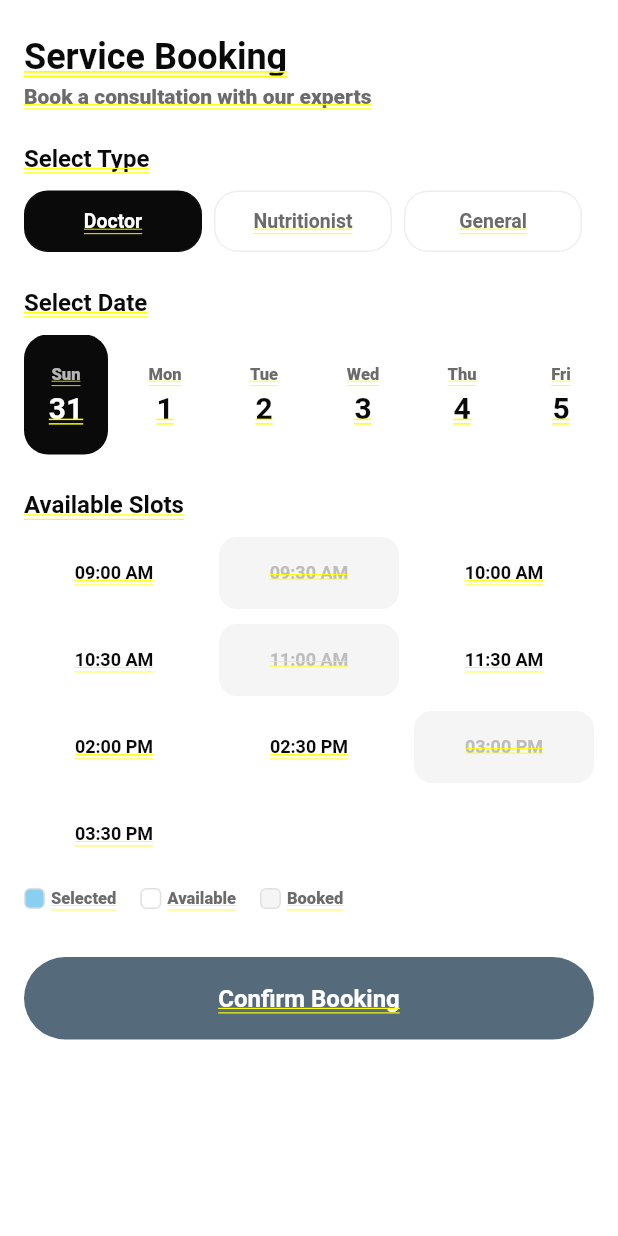
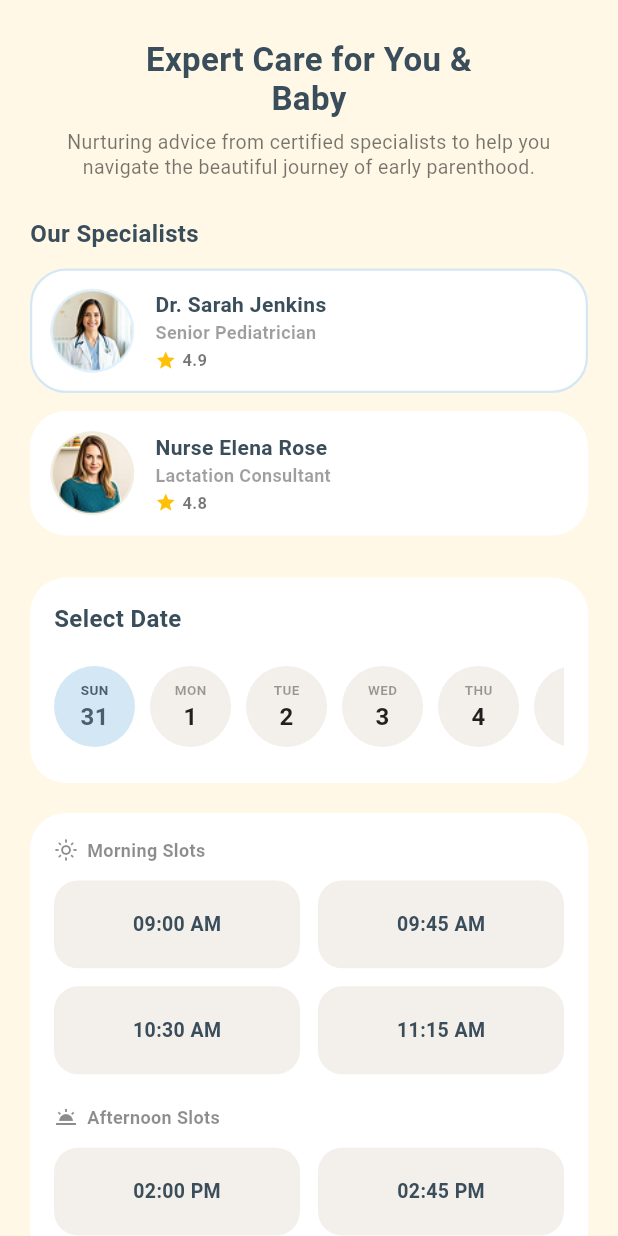
Before and after one commit to Flutter-Mobile-Project/Baby-Store-Project, a Flutter app: the BookingScreen screen opened by its route, on a phone screen of 412 x 824 dp. Run offline on Flutter 3.47's test engine with Material 3 defaults, Android fonts, the phone set to English and light mode, and no system bars; our stand-ins replace flutter_riverpod, google_maps_flutter; Roboto replaces fonts that are missing (Nunito, Poppins).

Commit message:
booking page

```diff
--- a/lib/features/booking/booking_screen.dart
+++ b/lib/features/booking/booking_screen.dart
@@ -10,33 +10,48 @@ class BookingScreen extends StatefulWidget {
 
 class _BookingScreenState extends State<BookingScreen> {
   DateTime _selectedDate = DateTime.now();
-  int? _selectedSlot;
-  String _selectedType = 'Doctor';
+  String? _selectedSlotTime;
+  int _selectedSpecialistIndex = 0; // Tracks chosen expert card
 
-  final List<String> _consultantTypes = ['Doctor', 'Nutritionist', 'General'];
+  // 🏥 Specialist Profile Datastore
+  final List<Map<String, String>> _specialists = [
+    {
+      'name': 'Dr. Sarah Jenkins',
+      'role': 'Senior Pediatrician',
+      'rating': '4.9',
+      'image': 'assets/images/specialist/sarah.png',
+    },
+    {
+      'name': 'Nurse Elena Rose',
+      'role': 'Lactation Consultant',
+      'rating': '4.8',
+      'image': 'assets/images/specialist/elena.png',
+    },
+  ];
 
-  final List<Map<String, String>> _slots = [
-    {'time': '09:00 AM', 'status': 'available'},
-    {'time': '09:30 AM', 'status': 'booked'},
-    {'time': '10:00 AM', 'status': 'available'},
-    {'time': '10:30 AM', 'status': 'available'},
-    {'time': '11:00 AM', 'status': 'booked'},
-    {'time': '11:30 AM', 'status': 'available'},
-    {'time': '02:00 PM', 'status': 'available'},
-    {'time': '02:30 PM', 'status': 'available'},
-    {'time': '03:00 PM', 'status': 'booked'},
-    {'time': '03:30 PM', 'status': 'available'},
+  // ⏰ Structured Day Allocation Slots
+  final List<String> _morningSlots = [
+    '09:00 AM',
+    '09:45 AM',
+    '10:30 AM',
+    '11:15 AM',
+  ];
+  final List<String> _afternoonSlots = [
+    '02:00 PM',
+    '02:45 PM',
+    '03:30 PM',
+    '04:16 PM',
   ];
 
   void _confirmBooking() {
-    if (_selectedSlot == null) {
+    if (_selectedSlotTime == null) {
       ScaffoldMessenger.of(context).showSnackBar(
         const SnackBar(
           content: Text(
             'Please select a time slot',
             style: TextStyle(fontFamily: 'Nunito'),
           ),
-          backgroundColor: Color(0xFF556B7B),
+          backgroundColor: Color(0xFF4A5E6D),
           behavior: SnackBarBehavior.floating,
         ),
       );
@@ -63,16 +78,16 @@ class _BookingScreenState extends State<BookingScreen> {
             const Icon(Icons.check_circle, color: Colors.green, size: 48),
             const SizedBox(height: 12),
             Text(
-              'Type: $_selectedType',
-              style: const TextStyle(fontFamily: 'Nunito', fontSize: 14),
+              'Specialist: ${_specialists[_selectedSpecialistIndex]['name']}',
+              style: const TextStyle(fontFamily: 'Nunito'),
             ),
             Text(
               'Date: ${_selectedDate.day}/${_selectedDate.month}/${_selectedDate.year}',
-              style: const TextStyle(fontFamily: 'Nunito', fontSize: 14),
+              style: const TextStyle(fontFamily: 'Nunito'),
             ),
             Text(
-              'Time: ${_slots[_selectedSlot!]['time']}',
-              style: const TextStyle(fontFamily: 'Nunito', fontSize: 14),
+              'Time: $_selectedSlotTime',
+              style: const TextStyle(fontFamily: 'Nunito'),
             ),
           ],
         ),
@@ -80,7 +95,7 @@ class _BookingScreenState extends State<BookingScreen> {
           TextButton(
             onPressed: () {
               Navigator.pop(context);
-              setState(() => _selectedSlot = null);
+              setState(() => _selectedSlotTime = null);
             },
             child: const Text(
               'Done',
@@ -98,138 +113,185 @@ class _BookingScreenState extends State<BookingScreen> {
 
   @override
   Widget build(BuildContext context) {
-    // ── No Scaffold — shell owns chrome ──
-    return SingleChildScrollView(
-      padding: const EdgeInsets.all(16),
+    return Scaffold(
+      backgroundColor: AppColors.cream,
+      body: SingleChildScrollView(
+        padding: const EdgeInsets.symmetric(horizontal: 20, vertical: 16),
+        child: Column(
+          crossAxisAlignment: CrossAxisAlignment.center,
+          children: [
+            const SizedBox(height: 10),
+
+            // ── 🌟 Title Header block ──
+            const Text(
+              'Expert Care for You &\nBaby',
+              textAlign: TextAlign.center,
+              style: TextStyle(
+                fontFamily: 'Poppins',
+                fontSize: 22,
+                fontWeight: FontWeight.bold,
+                color: Color(0xFF3A4D5B),
+                height: 1.2,
+              ),
+            ),
+            const SizedBox(height: 8),
+            const Text(
+              'Nurturing advice from certified specialists to help you navigate the beautiful journey of early parenthood.',
+              textAlign: TextAlign.center,
+              style: TextStyle(
+                fontFamily: 'Nunito',
+                fontSize: 13,
+                color: Colors.black54,
+                height: 1.3,
+              ),
+            ),
+            const SizedBox(height: 24),
+
+            // ── 👥 Our Specialists List ──
+            _buildSectionTitle('Our Specialists'),
+            const SizedBox(height: 12),
+            ListView.builder(
+              shrinkWrap: true,
+              physics: const NeverScrollableScrollPhysics(),
+              itemCount: _specialists.length,
+              itemBuilder: (context, index) {
+                final specialist = _specialists[index];
+                final isSelected = _selectedSpecialistIndex == index;
+                return GestureDetector(
+                  onTap: () => setState(() {
+                    _selectedSpecialistIndex = index;
+                    _selectedSlotTime =
+                        null; // reset selected slot on expert change
+                  }),
+                  child: Container(
+                    margin: const EdgeInsets.only(bottom: 12),
+                    padding: const EdgeInsets.all(12),
+                    decoration: BoxDecoration(
+                      color: Colors.white,
+                      borderRadius: BorderRadius.circular(24),
+                      border: Border.all(
+                        color: isSelected
+                            ? const Color(0xFFD4E7F5)
+                            : Colors.transparent,
+                        width: 1.5,
+                      ),
+                    ),
+                    child: Row(
+                      children: [
+                        CircleAvatar(
+                          radius: 28,
+                          backgroundColor: Colors.grey.shade200,
+                          backgroundImage: AssetImage(specialist['image']!),
+                        ),
+                        const SizedBox(width: 14),
+                        Expanded(
                           child: Column(
                             crossAxisAlignment: CrossAxisAlignment.start,
                             children: [
-          const SizedBox(height: 8),
-
-          // ── Header ──────────────────────────────────────────────
-          const Text(
-            'Service Booking',
-            style: TextStyle(
+                              Text(
+                                specialist['name']!,
+                                style: const TextStyle(
                                   fontFamily: 'Poppins',
-              fontSize: 24,
+                                  fontSize: 14,
                                   fontWeight: FontWeight.bold,
-              color: AppColors.textPrimary,
+                                  color: Color(0xFF3A4D5B),
                                 ),
                               ),
-          const SizedBox(height: 4),
-          const Text(
-            'Book a consultation with our experts',
-            style: TextStyle(
+                              Text(
+                                specialist['role']!,
+                                style: const TextStyle(
                                   fontFamily: 'Nunito',
-              fontSize: 14,
-              color: AppColors.textSecondary,
+                                  fontSize: 12,
+                                  color: Colors.black38,
+                                  fontWeight: FontWeight.w600,
                                 ),
                               ),
-
-          const SizedBox(height: 24),
-
-          // ── Consultant type ─────────────────────────────────────
-          const Text(
-            'Select Type',
-            style: TextStyle(
-              fontFamily: 'Poppins',
-              fontSize: 16,
-              fontWeight: FontWeight.w600,
-              color: AppColors.textPrimary,
+                              const SizedBox(height: 2),
+                              Row(
+                                children: [
+                                  const Icon(
+                                    Icons.star,
+                                    color: Colors.amber,
+                                    size: 14,
+                                  ),
+                                  const SizedBox(width: 4),
+                                  Text(
+                                    specialist['rating']!,
+                                    style: const TextStyle(
+                                      fontFamily: 'Nunito',
+                                      fontSize: 11,
+                                      fontWeight: FontWeight.bold,
+                                      color: Colors.black54,
                                     ),
                                   ),
-          const SizedBox(height: 12),
-          Row(
-            children: _consultantTypes.map((type) {
-              final isSelected = _selectedType == type;
-              return Expanded(
-                child: Padding(
-                  padding: const EdgeInsets.only(right: 8),
-                  child: GestureDetector(
-                    onTap: () => setState(() {
-                      _selectedType = type;
-                      _selectedSlot = null;
-                    }),
-                    child: AnimatedContainer(
-                      duration: const Duration(milliseconds: 200),
-                      padding: const EdgeInsets.symmetric(vertical: 12),
-                      decoration: BoxDecoration(
-                        color: isSelected
-                            ? AppColors.textPrimary
-                            : Colors.white,
-                        borderRadius: BorderRadius.circular(16),
-                        border: Border.all(
-                          color: isSelected
-                              ? AppColors.textPrimary
-                              : Colors.grey.shade200,
+                                ],
+                              ),
+                            ],
                           ),
                         ),
-                      child: Center(
-                        child: Text(
-                          type,
-                          style: TextStyle(
-                            fontFamily: 'Nunito',
-                            fontSize: 13,
-                            fontWeight: FontWeight.w700,
-                            color: isSelected
-                                ? Colors.white
-                                : AppColors.textSecondary,
-                          ),
-                        ),
-                      ),
-                    ),
+                      ],
                     ),
                   ),
                 );
-            }).toList(),
+              },
             ),
+            const SizedBox(height: 16),
 
-          const SizedBox(height: 24),
-
-          // ── Date picker ─────────────────────────────────────────
+            // ── 📅 Select Date Horizon Picker ──
+            Container(
+              width: double.infinity,
+              padding: const EdgeInsets.all(16),
+              decoration: BoxDecoration(
+                color: Colors.white,
+                borderRadius: BorderRadius.circular(24),
+              ),
+              child: Column(
+                crossAxisAlignment: CrossAxisAlignment.start,
+                children: [
                   const Text(
                     'Select Date',
                     style: TextStyle(
                       fontFamily: 'Poppins',
                       fontSize: 16,
-              fontWeight: FontWeight.w600,
-              color: AppColors.textPrimary,
+                      fontWeight: FontWeight.bold,
+                      color: Color(0xFF3A4D5B),
                     ),
                   ),
                   const SizedBox(height: 12),
                   SizedBox(
-            height: 80,
+                    height: 70,
                     child: ListView.builder(
                       scrollDirection: Axis.horizontal,
-              itemCount: 14,
+                      itemCount: 7,
                       itemBuilder: (context, index) {
                         final date = DateTime.now().add(Duration(days: index));
-                final isSelected =
-                    _selectedDate.day == date.day &&
-                    _selectedDate.month == date.month;
+                        final isSelected = _selectedDate.day == date.day;
+
                         final dayNames = [
-                  'Mon',
-                  'Tue',
-                  'Wed',
-                  'Thu',
-                  'Fri',
-                  'Sat',
-                  'Sun',
+                          'MON',
+                          'TUE',
+                          'WED',
+                          'THU',
+                          'FRI',
+                          'SAT',
+                          'SUN',
                         ];
                         final dayName = dayNames[date.weekday - 1];
 
                         return GestureDetector(
                           onTap: () => setState(() {
                             _selectedDate = date;
-                    _selectedSlot = null;
+                            _selectedSlotTime = null;
                           }),
                           child: AnimatedContainer(
-                    duration: const Duration(milliseconds: 200),
-                    width: 56,
+                            duration: const Duration(milliseconds: 150),
+                            width: 54,
                             margin: const EdgeInsets.only(right: 10),
                             decoration: BoxDecoration(
-                      color: isSelected ? AppColors.textPrimary : Colors.white,
-                      borderRadius: BorderRadius.circular(16),
+                              color: isSelected
+                                  ? const Color(0xFFD4E7F5)
+                                  : const Color(0xFFF3EFEA),
+                              shape: BoxShape.circle,
                             ),
                             child: Column(
                               mainAxisAlignment: MainAxisAlignment.center,
@@ -238,22 +300,22 @@ class _BookingScreenState extends State<BookingScreen> {
                                   dayName,
                                   style: TextStyle(
                                     fontFamily: 'Nunito',
-                            fontSize: 11,
+                                    fontSize: 9,
+                                    fontWeight: FontWeight.bold,
                                     color: isSelected
-                                ? Colors.white70
-                                : AppColors.textSecondary,
+                                        ? const Color(0xFF4A5E6D)
+                                        : Colors.black38,
                                   ),
                                 ),
-                        const SizedBox(height: 4),
                                 Text(
                                   '${date.day}',
                                   style: TextStyle(
                                     fontFamily: 'Poppins',
-                            fontSize: 20,
+                                    fontSize: 16,
                                     fontWeight: FontWeight.bold,
                                     color: isSelected
-                                ? Colors.white
-                                : AppColors.textPrimary,
+                                        ? const Color(0xFF4A5E6D)
+                                        : Colors.black87,
                                   ),
                                 ),
                               ],
@@ -263,142 +325,168 @@ class _BookingScreenState extends State<BookingScreen> {
                       },
                     ),
                   ),
+                ],
+              ),
+            ),
+            const SizedBox(height: 20),
 
+            // ── ⏰ Segmented Day-Part Time Selectors ──
+            Container(
+              width: double.infinity,
+              padding: const EdgeInsets.all(16),
+              decoration: BoxDecoration(
+                color: Colors.white,
+                borderRadius: BorderRadius.circular(24),
+              ),
+              child: Column(
+                crossAxisAlignment: CrossAxisAlignment.start,
+                children: [
+                  _buildTimeSlotHeader(
+                    Icons.light_mode_outlined,
+                    'Morning Slots',
+                  ),
+                  const SizedBox(height: 12),
+                  _buildTimeGrid(_morningSlots),
+
+                  const SizedBox(height: 20),
+
+                  _buildTimeSlotHeader(
+                    Icons.wb_twilight_outlined,
+                    'Afternoon Slots',
+                  ),
+                  const SizedBox(height: 12),
+                  _buildTimeGrid(_afternoonSlots),
+                ],
+              ),
+            ),
             const SizedBox(height: 24),
 
-          // ── Time slots ──────────────────────────────────────────
-          const Text(
-            'Available Slots',
+            // ── 🔘 Primary Booking Action Control ──
+            ElevatedButton(
+              onPressed: _confirmBooking,
+              style: ElevatedButton.styleFrom(
+                backgroundColor: const Color(0xFF4A5E6D),
+                minimumSize: const Size(double.infinity, 56),
+                shape: RoundedRectangleBorder(
+                  borderRadius: BorderRadius.circular(28),
+                ),
+                elevation: 0,
+              ),
+              child: const Text(
+                'Book Now',
                 style: TextStyle(
                   fontFamily: 'Poppins',
                   fontSize: 16,
-              fontWeight: FontWeight.w600,
-              color: AppColors.textPrimary,
+                  fontWeight: FontWeight.bold,
+                  color: Colors.white,
                 ),
               ),
-          const SizedBox(height: 12),
-          GridView.builder(
+            ),
+            const SizedBox(height: 8),
+            const Text(
+              'A confirmation email will be sent to your registered address.',
+              style: TextStyle(
+                fontFamily: 'Nunito',
+                fontSize: 11,
+                color: Colors.black38,
+              ),
+            ),
+            const SizedBox(height: 20),
+          ],
+        ),
+      ),
+    );
+  }
+
+  // 🛠️ Functional Layout Helper Sub-Widgets
+  Widget _buildSectionTitle(String title) {
+    return Align(
+      alignment: Alignment.centerLeft,
+      child: Text(
+        title,
+        style: const TextStyle(
+          fontFamily: 'Poppins',
+          fontSize: 16,
+          fontWeight: FontWeight.bold,
+          color: Color(0xFF3A4D5B),
+        ),
+      ),
+    );
+  }
+
+  Widget _buildTimeSlotHeader(IconData icon, String label) {
+    return Row(
+      children: [
+        Icon(icon, size: 16, color: Colors.black45),
+        const SizedBox(width: 6),
+        Text(
+          label,
+          style: const TextStyle(
+            fontFamily: 'Nunito',
+            fontSize: 12,
+            fontWeight: FontWeight.bold,
+            color: Colors.black45,
+          ),
+        ),
+      ],
+    );
+  }
+
+  Widget _buildTimeGrid(List<String> slots) {
+    return GridView.builder(
       shrinkWrap: true,
       physics: const NeverScrollableScrollPhysics(),
+      itemCount: slots.length,
       gridDelegate: const SliverGridDelegateWithFixedCrossAxisCount(
-              crossAxisCount: 3,
-              crossAxisSpacing: 10,
-              mainAxisSpacing: 10,
-              childAspectRatio: 2.5,
+        crossAxisCount: 2,
+        crossAxisSpacing: 12,
+        mainAxisSpacing: 12,
+        childAspectRatio: 2.8,
       ),
-            itemCount: _slots.length,
       itemBuilder: (context, index) {
-              final slot = _slots[index];
-              final isBooked = slot['status'] == 'booked';
-              final isSelected = _selectedSlot == index;
+        final time = slots[index];
+        final isSelected = _selectedSlotTime == time;
+
+        // Mock a generic disabled state styling variant matching mockup ("04:16 PM")
+        final isDisabled = time == '04:16 PM';
 
         return GestureDetector(
-                onTap: isBooked
+          onTap: isDisabled
               ? null
-                    : () => setState(() => _selectedSlot = index),
-                child: AnimatedContainer(
-                  duration: const Duration(milliseconds: 200),
+              : () => setState(() => _selectedSlotTime = time),
+          child: Container(
             decoration: BoxDecoration(
-                    color: isBooked
-                        ? Colors.grey.shade100
+              color: isDisabled
+                  ? const Color(0xFFFAF8F5)
                   : isSelected
-                        ? AppColors.babyBlue
-                        : Colors.white,
-                    borderRadius: BorderRadius.circular(12),
+                  ? const Color(0xFFD4E7F5)
+                  : const Color(0xFFF3EFEA),
+              borderRadius: BorderRadius.circular(16),
               border: Border.all(
                 color: isSelected
-                          ? AppColors.textPrimary
+                    ? const Color(0xFF4A5E6D)
                     : Colors.transparent,
+                width: 1,
               ),
             ),
             child: Center(
               child: Text(
-                      slot['time']!,
+                time,
                 style: TextStyle(
                   fontFamily: 'Nunito',
-                        fontSize: 12,
-                        fontWeight: FontWeight.w600,
-                        color: isBooked
-                            ? Colors.grey.shade400
-                            : AppColors.textPrimary,
-                        decoration: isBooked
-                            ? TextDecoration.lineThrough
-                            : null,
+                  fontSize: 13,
+                  fontWeight: FontWeight.w700,
+                  color: isDisabled
+                      ? Colors.tealAccent
+                      : isSelected
+                      ? const Color(0xFF4A5E6D)
+                      : const Color(0xFF3A4D5B),
                 ),
               ),
             ),
           ),
         );
       },
-          ),
-
-          const SizedBox(height: 12),
-
-          // ── Legend ──────────────────────────────────────────────
-          Row(
-            children: [
-              _legend(AppColors.babyBlue, 'Selected'),
-              const SizedBox(width: 16),
-              _legend(Colors.white, 'Available'),
-              const SizedBox(width: 16),
-              _legend(Colors.grey.shade100, 'Booked'),
-            ],
-          ),
-
-          const SizedBox(height: 32),
-
-          // ── Confirm button ──────────────────────────────────────
-          GestureDetector(
-            onTap: _confirmBooking,
-            child: Container(
-              width: double.infinity,
-              padding: const EdgeInsets.symmetric(vertical: 18),
-              decoration: BoxDecoration(
-                color: const Color(0xFF556B7B),
-                borderRadius: BorderRadius.circular(35),
-              ),
-              child: const Center(
-                child: Text(
-                  'Confirm Booking',
-                  style: TextStyle(
-                    fontFamily: 'Nunito',
-                    color: Colors.white,
-                    fontSize: 16,
-                    fontWeight: FontWeight.bold,
-                  ),
-                ),
-              ),
-            ),
-          ),
-
-          const SizedBox(height: 30),
-        ],
-      ),
-    );
-  }
-
-  Widget _legend(Color color, String label) {
-    return Row(
-      children: [
-        Container(
-          width: 14,
-          height: 14,
-          decoration: BoxDecoration(
-            color: color,
-            borderRadius: BorderRadius.circular(4),
-            border: Border.all(color: Colors.grey.shade300),
-          ),
-        ),
-        const SizedBox(width: 4),
-        Text(
-          label,
-          style: const TextStyle(
-            fontFamily: 'Nunito',
-            fontSize: 11,
-            color: AppColors.textSecondary,
-          ),
-        ),
-      ],
     );
   }
 }
--- a/lib/features/shop/shop_screen.dart
+++ b/lib/features/shop/shop_screen.dart
@@ -2,6 +2,7 @@ import 'package:baby_store_app/models/product.dart';
 import 'package:flutter/material.dart';
 import '../../theme/app_colors.dart';
 import '../detail/product_detail_screen.dart';
+
 class ShopScreen extends StatelessWidget {
   const ShopScreen({super.key});
 
@@ -181,7 +182,6 @@ class ShopScreen extends StatelessWidget {
                   ),
                 );
               },
-
             ),
             const SizedBox(height: 20),
           ],
--- a/pubspec.yaml
+++ b/pubspec.yaml
@@ -34,6 +34,7 @@ dependencies:
   # The following adds the Cupertino Icons font to your application.
   # Use with the CupertinoIcons class for iOS style icons.
   cupertino_icons: ^1.0.8
+  shared_preferences: ^2.5.5
 
 dev_dependencies:
   flutter_test:
@@ -61,6 +62,7 @@ flutter:
     - assets/images/product/
     - assets/images/profile/
     - assets/images/category/
+    - assets/images/specialist/
     - assets/icons/
     - assets/mock/
 
```
Also changed, not shown: assets/images/specialist/elena.png (added), assets/images/specialist/sarah.png (added), pubspec.lock, 1 other file. Lines whose indentation alone changed are shown as unchanged.
